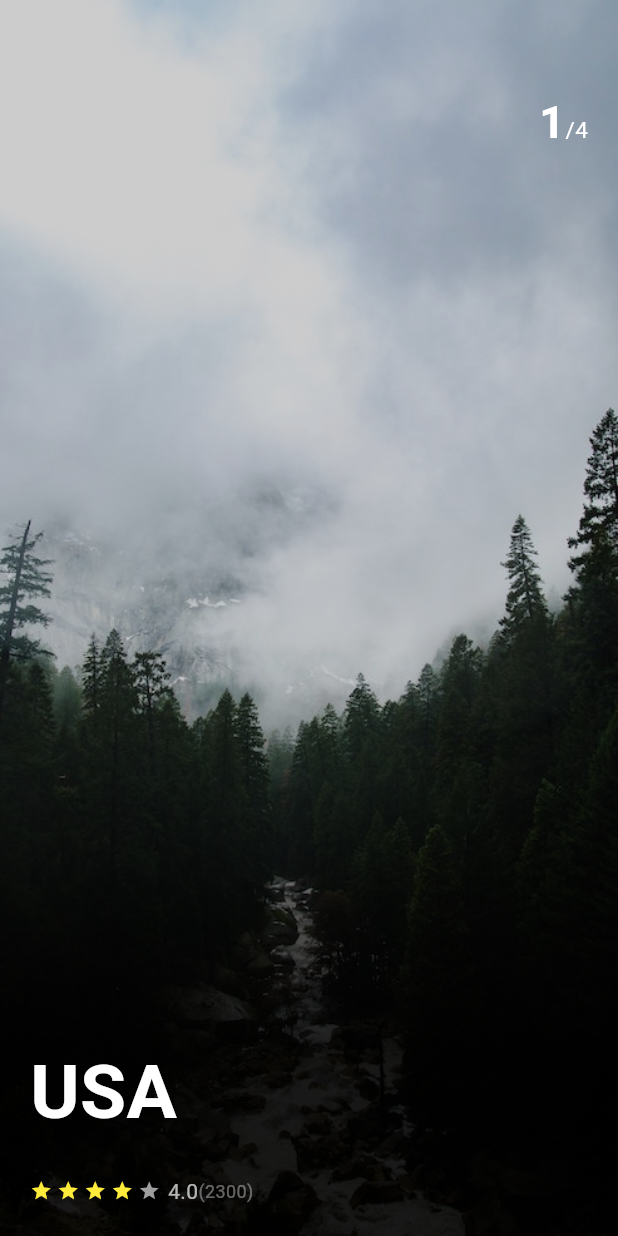
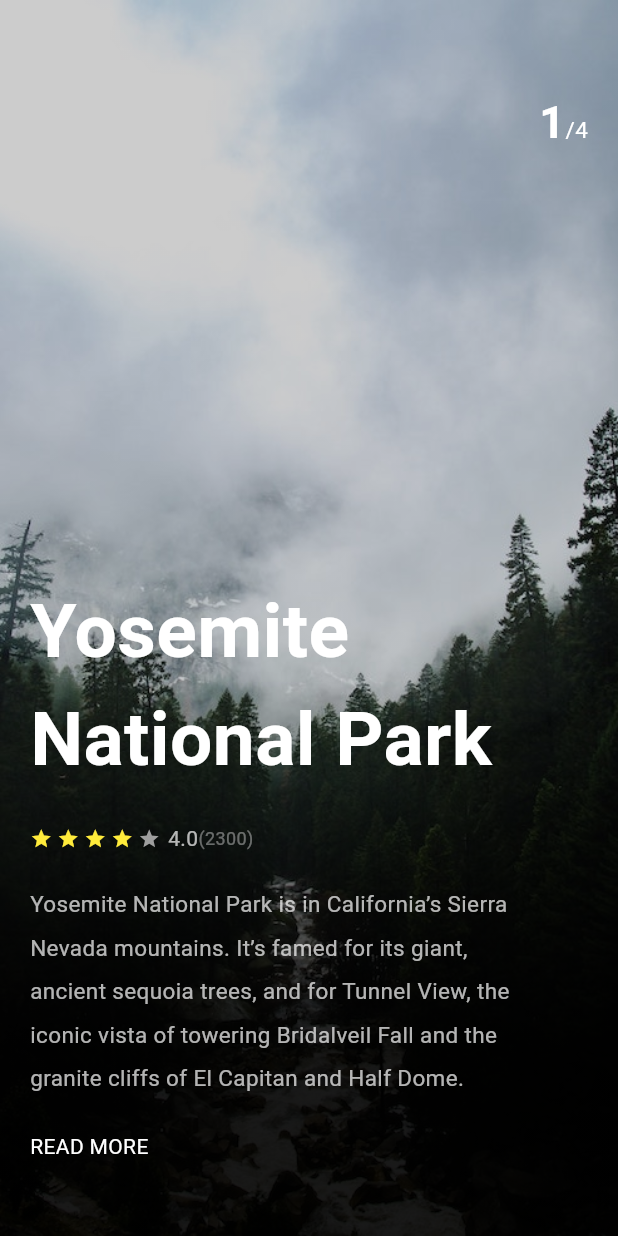
Before and after one commit to mrdaiking/flutter_practice, a Flutter app: the screen it shows after launch, on a phone screen of 412 x 824 dp. Run offline on Flutter 3.47's test engine with Material 3 defaults, Android fonts, the phone set to English and light mode, and no system bars.

Commit message:
done trip app

```diff
--- a/lib/screens/trip_page.dart
+++ b/lib/screens/trip_page.dart
@@ -7,6 +7,7 @@
 
 class _TripPageState extends State<TripPage> {
   late PageController _pageController;
+  int totalPage = 4;
 
   void _onScroll() {
     print('sss');
@@ -15,6 +16,7 @@
   @override
   void initState() {
     _pageController = PageController(initialPage: 0)..addListener(_onScroll);
+
 
     super.initState();
   }
@@ -30,14 +32,35 @@
   Widget build(BuildContext context) {
     return Scaffold(
       body: PageView(controller: _pageController, children: <Widget>[
-        makePage(image: 'assets/images/one.jpg'),
-        makePage(image: 'assets/images/two.jpg'),
-        makePage(image: 'assets/images/three.jpg'),
+        makePage(
+          page: 1,
+          image: 'assets/images/one.jpg',
+          title: 'Yosemite National Park',
+          description: 'Yosemite National Park is in California’s Sierra Nevada mountains. It’s famed for its giant, ancient sequoia trees, and for Tunnel View, the iconic vista of towering Bridalveil Fall and the granite cliffs of El Capitan and Half Dome.'
+        ),
+        makePage(
+          page: 2,
+          image: 'assets/images/two.jpg',
+          title: 'Golden Gate Bridge',
+          description: 'The Golden Gate Bridge is a suspension bridge spanning the Golden Gate, the one-mile-wide strait connecting San Francisco Bay and the Pacific Ocean.'
+        ),
+        makePage(
+          page: 3,
+          image: 'assets/images/three.jpg',
+          title: 'Sedona',
+          description: "Sedona is regularly described as one of America's most beautiful places. Nowhere else will you find a landscape as dramatically colorful."
+        ),
+        makePage(
+          page: 4,
+          image: 'assets/images/four.jpg',
+          title: 'Savannah',
+          description: "Savannah, with its Spanish moss, Southern accents and creepy graveyards, is a lot like Charleston, South Carolina. But this city about 100 miles to the south has an eccentric streak."
+        ),
       ]),
     );
   }
 
-  Widget makePage({image}) {
+  Widget makePage({image, title, description, page}) {
     return Container(
         decoration: BoxDecoration(
             image: DecorationImage(
@@ -69,8 +92,8 @@
                     crossAxisAlignment: CrossAxisAlignment.baseline,
                     textBaseline: TextBaseline.alphabetic,
                     children: <Widget>[
-                      Text('1', style: TextStyle(color: Colors.white, fontSize: 30, fontWeight: FontWeight.bold),),
-                      Text('/4', style: TextStyle(color: Colors.white, fontSize: 15),)
+                      Text(page.toString(), style: TextStyle(color: Colors.white, fontSize: 30, fontWeight: FontWeight.bold),),
+                      Text('/' + totalPage.toString(), style: TextStyle(color: Colors.white, fontSize: 15),)
                     ],
                   ),
                   Expanded(
@@ -78,7 +101,7 @@
                       mainAxisAlignment: MainAxisAlignment.end,
                       crossAxisAlignment: CrossAxisAlignment.start,
                       children: <Widget>[
-                        Text('USA', style: TextStyle(color: Colors.white, fontSize: 50, fontWeight: FontWeight.bold),),
+                        Text(title, style: TextStyle(color: Colors.white, fontSize: 50, fontWeight: FontWeight.bold),),
                         SizedBox(
                           height: 20,
                         ),
@@ -108,7 +131,17 @@
                             Text('(2300)', style: TextStyle(color: Colors.white38, fontSize: 12),),
 
                           ],
-                        )
+                        ),
+                        SizedBox(
+                            height: 20,
+                        ),
+                        Padding(
+                          padding: const EdgeInsets.only(right: 50),
+                          child: Text(description, style: TextStyle(color: Colors.white.withOpacity(.7), height: 1.9, fontSize: 15))
+                        ),
+                        SizedBox(height: 20,),
+                        Text('READ MORE', style: TextStyle(color: Colors.white),),
+                        SizedBox(height: 30,)
                       ],
                     )
                   )
```
